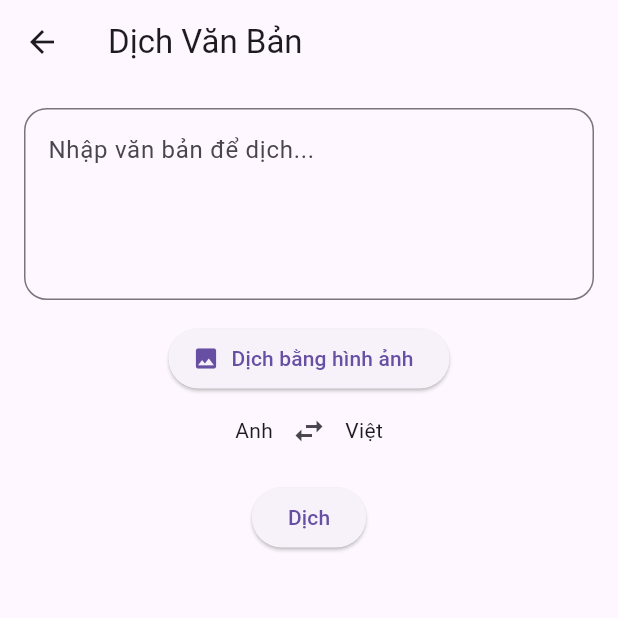
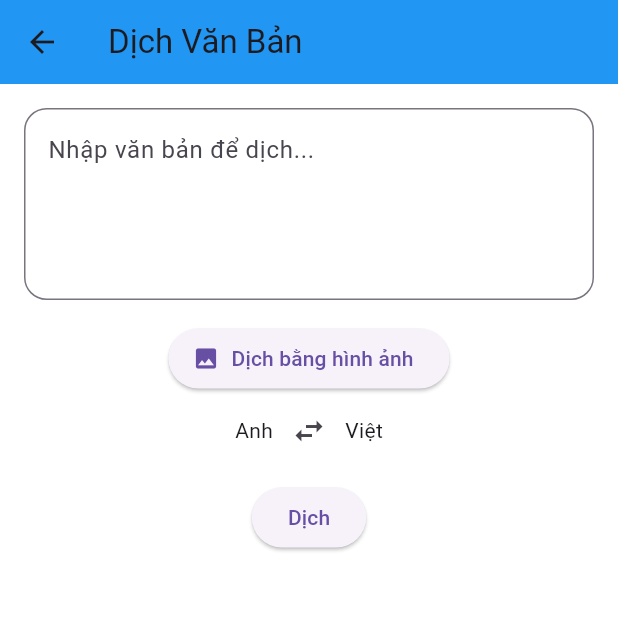
Before and after one commit to quanhne31/2025_2_LTTBDD_N02_Nhom_2, a Flutter app: the screen it shows after launch, after a tap on "Dịch văn bản", on a phone screen of 412 x 824 dp, the top half of it. Run offline on Flutter 3.47's test engine with Material 3 defaults, Android fonts, the phone set to English and light mode, and no system bars; our stand-ins replace image_picker, shared_preferences; missing offline and left inert: google_mlkit_text_recognition.

Commit message:
main.dart

```diff
--- a/lib/main.dart
+++ b/lib/main.dart
@@ -1,18 +1,75 @@
 import 'package:flutter/material.dart';
+import 'package:shared_preferences/shared_preferences.dart';
 import 'screens/home_screen.dart';
 
 void main() {
   runApp(const MyApp());
 }
 
-class MyApp extends StatelessWidget {
+class MyApp extends StatefulWidget {
   const MyApp({super.key});
+
+  static _MyAppState? of(BuildContext context) =>
+      context.findAncestorStateOfType<_MyAppState>();
+
+  @override
+  State<MyApp> createState() => _MyAppState();
+}
+
+class _MyAppState extends State<MyApp> {
+  ThemeMode themeMode = ThemeMode.light;
+
+  @override
+  void initState() {
+    super.initState();
+    loadTheme();
+  }
+
+  Future<void> loadTheme() async {
+    final prefs = await SharedPreferences.getInstance();
+    bool isDark = prefs.getBool('isDarkMode') ?? false;
+
+    setState(() {
+      themeMode = isDark ? ThemeMode.dark : ThemeMode.light;
+    });
+  }
+
+  Future<void> toggleTheme(bool value) async {
+    final prefs = await SharedPreferences.getInstance();
+    await prefs.setBool('isDarkMode', value);
+
+    setState(() {
+      themeMode = value ? ThemeMode.dark : ThemeMode.light;
+    });
+  }
 
   @override
   Widget build(BuildContext context) {
-    return const MaterialApp(
+    return MaterialApp(
       debugShowCheckedModeBanner: false,
-      home: HomeScreen(),
+      themeMode: themeMode,
+
+      theme: ThemeData(
+        brightness: Brightness.light,
+        scaffoldBackgroundColor: Colors.white,
+        appBarTheme: const AppBarTheme(
+          backgroundColor: Colors.blue,
+          elevation: 0,
+        ),
+        cardColor: Colors.white,
+      ),
+
+      darkTheme: ThemeData(
+        brightness: Brightness.dark,
+        scaffoldBackgroundColor: Colors.black,
+        appBarTheme: const AppBarTheme(
+          backgroundColor: Colors.blue,
+          elevation: 0,
+        ),
+        cardColor: const Color(0xFF1E1E1E),
+      ),
+
+      home: const HomeScreen(),
     );
   }
 }
```
